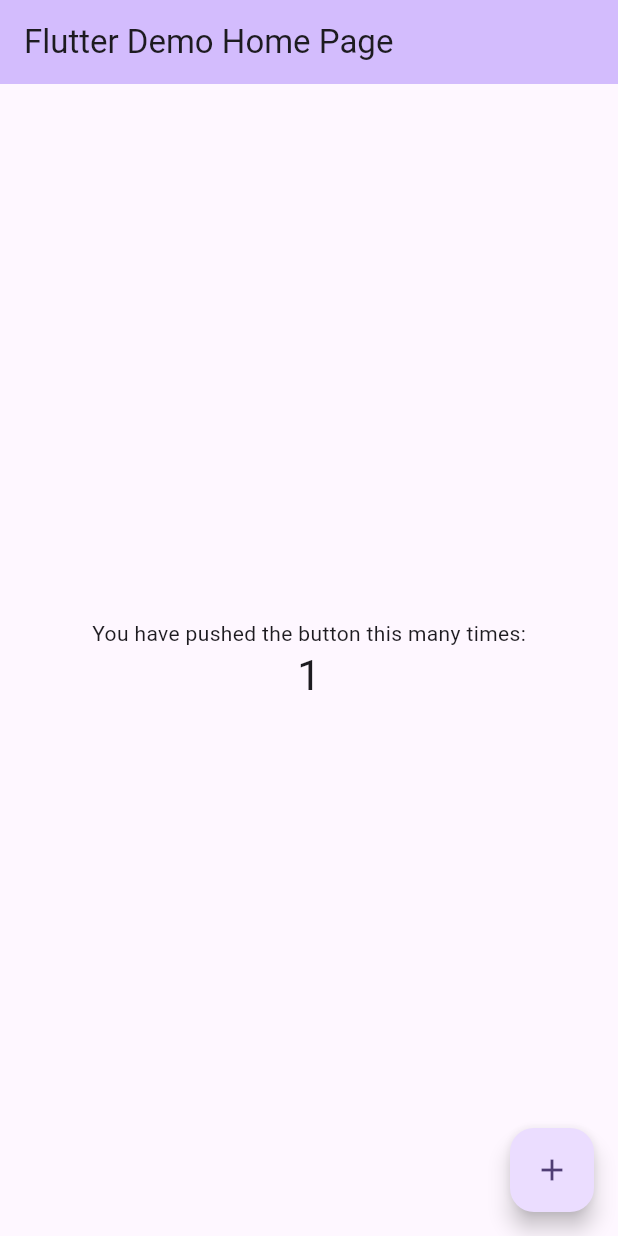
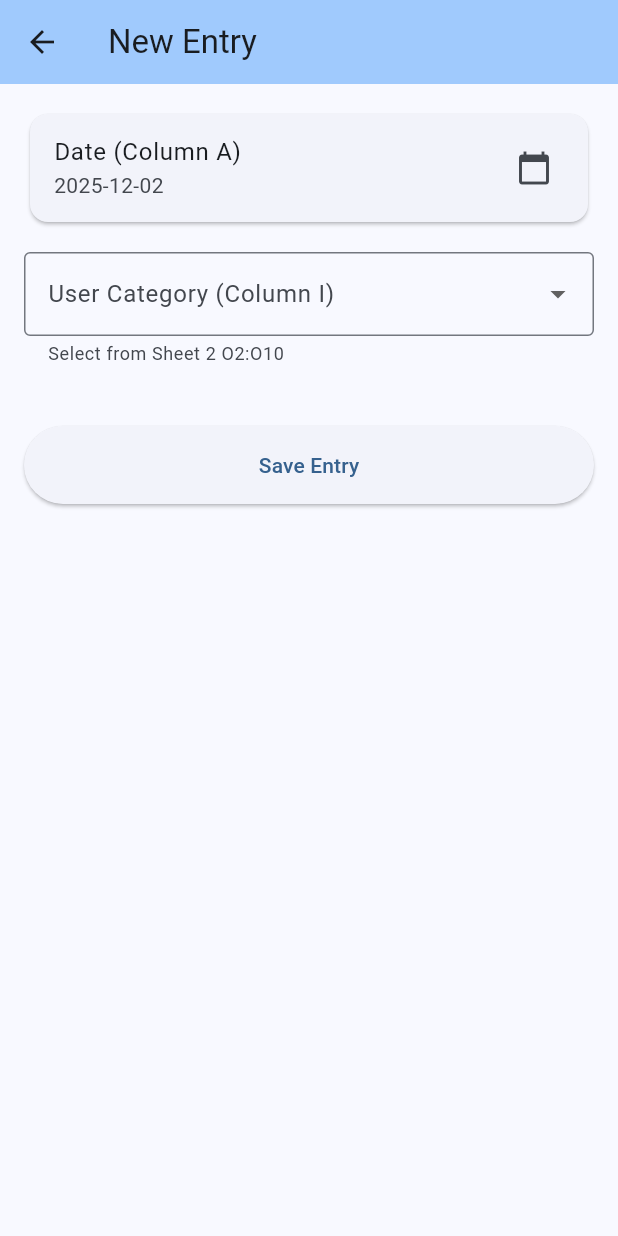
Before and after one commit to could-ai/019adff8-9201-7f4f-a2c7-debcc4442e7f, a Flutter app: the screen it shows after launch, after a tap on the "add" icon, on a phone screen of 412 x 824 dp. Run offline on Flutter 3.47's test engine with Material 3 defaults, Android fonts, the phone set to English and light mode, and no system bars.

Commit message:
Added intl dependency for date formatting; Created data model and mock reference data representing Sheet 2 content; Created entry form screen with date picker, category dropdown, and admin-only email assignment; Created home screen to list entries with admin toggle switch; Updated main.dart to use the new HomeScreen and theme

```diff
--- a/usr/lib/main.dart
+++ b/usr/lib/main.dart
@@ -1,4 +1,5 @@
 import 'package:flutter/material.dart';
+import 'screens/home_screen.dart';
 
 void main() {
   runApp(const MyApp());
@@ -7,117 +8,19 @@ void main() {
 class MyApp extends StatelessWidget {
   const MyApp({super.key});
 
-  // This widget is the root of your application.
   @override
   Widget build(BuildContext context) {
     return MaterialApp(
-      title: 'Flutter Demo',
+      title: 'Sheet Data App',
       debugShowCheckedModeBanner: false,
       theme: ThemeData(
-        // This is the theme of your application.
-        //
-        // TRY THIS: Try running your application with "flutter run". You'll see
-        // the application has a purple toolbar. Then, without quitting the app,
-        // try changing the seedColor in the colorScheme below to Colors.green
-        // and then invoke "hot reload" (save your changes or press the "hot
-        // reload" button in a Flutter-supported IDE, or press "r" if you used
-        // the command line to start the app).
-        //
-        // Notice that the counter didn't reset back to zero; the application
-        // state is not lost during the reload. To reset the state, use hot
-        // restart instead.
-        //
-        // This works for code too, not just values: Most code changes can be
-        // tested with just a hot reload.
-        colorScheme: ColorScheme.fromSeed(seedColor: Colors.deepPurple),
+        colorScheme: ColorScheme.fromSeed(seedColor: Colors.blue),
+        useMaterial3: true,
       ),
       initialRoute: '/',
       routes: {
-        '/': (context) => const MyHomePage(title: 'Flutter Demo Home Page'),
+        '/': (context) => const HomeScreen(),
       },
     );
   }
 }
-
-class MyHomePage extends StatefulWidget {
-  const MyHomePage({super.key, required this.title});
-
-  // This widget is the home page of your application. It is stateful, meaning
-  // that it has a State object (defined below) that contains fields that affect
-  // how it looks.
-
-  // This class is the configuration for the state. It holds the values (in this
-  // case the title) provided by the parent (in this case the App widget) and
-  // used by the build method of the State. Fields in a Widget subclass are
-  // always marked "final".
-
-  final String title;
-
-  @override
-  State<MyHomePage> createState() => _MyHomePageState();
-}
-
-class _MyHomePageState extends State<MyHomePage> {
-  int _counter = 0;
-
-  void _incrementCounter() {
-    setState(() {
-      // This call to setState tells the Flutter framework that something has
-      // changed in this State, which causes it to rerun the build method below
-      // so that the display can reflect the updated values. If we changed
-      // _counter without calling setState(), then the build method would not be
-      // called again, and so nothing would appear to happen.
-      _counter++;
-    });
-  }
-
-  @override
-  Widget build(BuildContext context) {
-    // This method is rerun every time setState is called, for instance as done
-    // by the _incrementCounter method above.
-    //
-    // The Flutter framework has been optimized to make rerunning build methods
-    // fast, so that you can just rebuild anything that needs updating rather
-    // than having to individually change instances of widgets.
-    return Scaffold(
-      appBar: AppBar(
-        // TRY THIS: Try changing the color here to a specific color (to
-        // Colors.amber, perhaps?) and trigger a hot reload to see the AppBar
-        // change color while the other colors stay the same.
-        backgroundColor: Theme.of(context).colorScheme.inversePrimary,
-        // Here we take the value from the MyHomePage object that was created by
-        // the App.build method, and use it to set our appbar title.
-        title: Text(widget.title),
-      ),
-      body: Center(
-        // Center is a layout widget. It takes a single child and positions it
-        // in the middle of the parent.
-        child: Column(
-          // Column is also a layout widget. It takes a list of children and
-          // arranges them vertically. By default, it sizes itself to fit its
-          // children horizontally, and tries to be as tall as its parent.
-          //
-          // Column has various properties to control how it sizes itself and
-          // how it positions its children. Here we use mainAxisAlignment to
-          // center the children vertically; the main axis here is the vertical
-          // axis because Columns are vertical (the cross axis would be
-          // horizontal).
-          //
-          // TRY THIS: Invoke "debug painting" (choose the "Toggle Debug Paint"
-          // action in the IDE, or press "p" in the console), to see the
-          // wireframe for each widget.
-          mainAxisAlignment: MainAxisAlignment.center,
-          children: <Widget>[
-            const Text('You have pushed the button this many times:'),
-            Text('$_counter', style: Theme.of(context).textTheme.headlineMedium),
-          ],
-        ),
-      ),
-      floatingActionButton: FloatingActionButton(
-        onPressed: _incrementCounter,
-        tooltip: 'Increment',
-        child: const Icon(Icons.add),
-      ), // This trailing comma makes auto-formatting nicer for build methods.
-    );
-  }
-}
--- /dev/null
+++ b/usr/lib/models/data_model.dart
@@ -0,0 +1,45 @@
+import 'package:flutter/material.dart';
+import 'package:intl/intl.dart';
+
+// Mock Data from "Sheet 2"
+class ReferenceData {
+  // Sheet 2 O2:O10 - User Categories
+  static const List<String> categories = [
+    'Management',
+    'Sales Team',
+    'IT Support',
+    'Human Resources',
+    'Finance Dept',
+    'Operations',
+    'Marketing',
+    'Legal Team',
+    'External Consultant',
+  ];
+
+  // Sheet 2 G2:G10 - Available Emails for assignment
+  static const List<String> availableEmails = [
+    'director@company.com',
+    'sales.lead@company.com',
+    'tech.support@company.com',
+    'hr.manager@company.com',
+    'accounts@company.com',
+    'ops.lead@company.com',
+    'marketing@company.com',
+    'legal@company.com',
+    'consultant@external.com',
+  ];
+}
+
+class SheetEntry {
+  String id;
+  DateTime date; // Sheet 1 Column A
+  String? category; // Sheet 1 Column I
+  String? assignedEmail; // Assigned from Sheet 2 G2:G10
+
+  SheetEntry({
+    required this.id,
+    required this.date,
+    this.category,
+    this.assignedEmail,
+  });
+}
--- /dev/null
+++ b/usr/lib/screens/entry_form_screen.dart
@@ -0,0 +1,164 @@
+import 'package:flutter/material.dart';
+import 'package:intl/intl.dart';
+import '../models/data_model.dart';
+
+class EntryFormScreen extends StatefulWidget {
+  final SheetEntry? entry;
+  final bool isAdmin;
+  final Function(SheetEntry) onSave;
+
+  const EntryFormScreen({
+    super.key,
+    this.entry,
+    required this.isAdmin,
+    required this.onSave,
+  });
+
+  @override
+  State<EntryFormScreen> createState() => _EntryFormScreenState();
+}
+
+class _EntryFormScreenState extends State<EntryFormScreen> {
+  late DateTime _selectedDate;
+  String? _selectedCategory;
+  String? _selectedEmail;
+  final _formKey = GlobalKey<FormState>();
+
+  @override
+  void initState() {
+    super.initState();
+    // Initialize with existing data or defaults
+    // Sheet 1 Column A: Valid date initially as today
+    _selectedDate = widget.entry?.date ?? DateTime.now();
+    _selectedCategory = widget.entry?.category;
+    _selectedEmail = widget.entry?.assignedEmail;
+  }
+
+  Future<void> _pickDate(BuildContext context) async {
+    final DateTime? picked = await showDatePicker(
+      context: context,
+      initialDate: _selectedDate,
+      firstDate: DateTime(2000),
+      lastDate: DateTime(2101),
+    );
+    if (picked != null && picked != _selectedDate) {
+      setState(() {
+        _selectedDate = picked;
+      });
+    }
+  }
+
+  void _saveForm() {
+    if (_formKey.currentState!.validate()) {
+      final newEntry = SheetEntry(
+        id: widget.entry?.id ?? DateTime.now().millisecondsSinceEpoch.toString(),
+        date: _selectedDate,
+        category: _selectedCategory,
+        assignedEmail: _selectedEmail,
+      );
+      widget.onSave(newEntry);
+      Navigator.pop(context);
+    }
+  }
+
+  @override
+  Widget build(BuildContext context) {
+    return Scaffold(
+      appBar: AppBar(
+        title: Text(widget.entry == null ? 'New Entry' : 'Edit Entry'),
+        backgroundColor: Theme.of(context).colorScheme.inversePrimary,
+      ),
+      body: Padding(
+        padding: const EdgeInsets.all(16.0),
+        child: Form(
+          key: _formKey,
+          child: ListView(
+            children: [
+              // Section: Date (Sheet 1 Column A)
+              Card(
+                child: ListTile(
+                  title: const Text('Date (Column A)'),
+                  subtitle: Text(DateFormat('yyyy-MM-dd').format(_selectedDate)),
+                  trailing: const Icon(Icons.calendar_today),
+                  onTap: () => _pickDate(context),
+                ),
+              ),
+              const SizedBox(height: 16),
+
+              // Section: Category (Sheet 1 Column I)
+              DropdownButtonFormField<String>(
+                decoration: const InputDecoration(
+                  labelText: 'User Category (Column I)',
+                  border: OutlineInputBorder(),
+                  helperText: 'Select from Sheet 2 O2:O10',
+                ),
+                value: _selectedCategory,
+                items: ReferenceData.categories.map((String category) {
+                  return DropdownMenuItem<String>(
+                    value: category,
+                    child: Text(category),
+                  );
+                }).toList(),
+                onChanged: (newValue) {
+                  setState(() {
+                    _selectedCategory = newValue;
+                  });
+                },
+                validator: (value) => value == null ? 'Please select a category' : null,
+              ),
+              const SizedBox(height: 16),
+
+              // Section: Admin Assignment (Email from Sheet 2 G2:G10)
+              if (widget.isAdmin) ...[
+                const Divider(),
+                const Text(
+                  'Admin Area',
+                  style: TextStyle(fontSize: 18, fontWeight: FontWeight.bold, color: Colors.red),
+                ),
+                const SizedBox(height: 8),
+                DropdownButtonFormField<String>(
+                  decoration: const InputDecoration(
+                    labelText: 'Assign Email (Sheet 2 G2:G10)',
+                    border: OutlineInputBorder(),
+                    helperText: 'Admin privilege only',
+                  ),
+                  value: _selectedEmail,
+                  items: ReferenceData.availableEmails.map((String email) {
+                    return DropdownMenuItem<String>(
+                      value: email,
+                      child: Text(email),
+                    );
+                  }).toList(),
+                  onChanged: (newValue) {
+                    setState(() {
+                      _selectedEmail = newValue;
+                    });
+                  },
+                ),
+              ] else if (_selectedEmail != null) ...[
+                // Read-only view for non-admins if email is already assigned
+                InputDecorator(
+                  decoration: const InputDecoration(
+                    labelText: 'Assigned Email',
+                    border: OutlineInputBorder(),
+                    enabled: false,
+                  ),
+                  child: Text(_selectedEmail!),
+                ),
+              ],
+
+              const SizedBox(height: 24),
+              ElevatedButton(
+                onPressed: _saveForm,
+                style: ElevatedButton.styleFrom(
+                  padding: const EdgeInsets.symmetric(vertical: 16),
+                ),
+                child: const Text('Save Entry'),
+              ),
+            ],
+          ),
+        ),
+      ),
+    );
+  }
+}
--- /dev/null
+++ b/usr/lib/screens/home_screen.dart
@@ -0,0 +1,156 @@
+import 'package:flutter/material.dart';
+import 'package:intl/intl.dart';
+import '../models/data_model.dart';
+import 'entry_form_screen.dart';
+
+class HomeScreen extends StatefulWidget {
+  const HomeScreen({super.key});
+
+  @override
+  State<HomeScreen> createState() => _HomeScreenState();
+}
+
+class _HomeScreenState extends State<HomeScreen> {
+  // Local state to store entries (simulating Sheet 1 rows)
+  final List<SheetEntry> _entries = [];
+
+  // Toggle to simulate Admin vs User role
+  bool _isAdmin = false;
+
+  void _addOrUpdateEntry(SheetEntry entry) {
+    setState(() {
+      final index = _entries.indexWhere((e) => e.id == entry.id);
+      if (index != -1) {
+        _entries[index] = entry;
+      } else {
+        _entries.add(entry);
+      }
+    });
+  }
+
+  void _deleteEntry(String id) {
+    setState(() {
+      _entries.removeWhere((e) => e.id == id);
+    });
+  }
+
+  @override
+  Widget build(BuildContext context) {
+    return Scaffold(
+      appBar: AppBar(
+        title: const Text('Sheet Data Manager'),
+        backgroundColor: Theme.of(context).colorScheme.inversePrimary,
+        actions: [
+          Row(
+            children: [
+              const Text('Admin Mode'),
+              Switch(
+                value: _isAdmin,
+                onChanged: (value) {
+                  setState(() {
+                    _isAdmin = value;
+                  });
+                },
+              ),
+            ],
+          )
+        ],
+      ),
+      body: _entries.isEmpty
+          ? Center(
+              child: Column(
+                mainAxisAlignment: MainAxisAlignment.center,
+                children: [
+                  const Icon(Icons.table_chart_outlined, size: 64, color: Colors.grey),
+                  const SizedBox(height: 16),
+                  const Text('No entries found (Sheet 1 is empty)'),
+                  const SizedBox(height: 8),
+                  ElevatedButton.icon(
+                    onPressed: () {
+                      Navigator.push(
+                        context,
+                        MaterialPageRoute(
+                          builder: (context) => EntryFormScreen(
+                            isAdmin: _isAdmin,
+                            onSave: _addOrUpdateEntry,
+                          ),
+                        ),
+                      );
+                    },
+                    icon: const Icon(Icons.add),
+                    label: const Text('Add First Entry'),
+                  ),
+                ],
+              ),
+            )
+          : ListView.builder(
+              itemCount: _entries.length,
+              itemBuilder: (context, index) {
+                final entry = _entries[index];
+                return Card(
+                  margin: const EdgeInsets.symmetric(horizontal: 16, vertical: 8),
+                  child: ListTile(
+                    leading: CircleAvatar(
+                      child: Text('${index + 3}'), // Simulating Row number starting from 3
+                    ),
+                    title: Text(entry.category ?? 'No Category'),
+                    subtitle: Column(
+                      crossAxisAlignment: CrossAxisAlignment.start,
+                      children: [
+                        Text('Date: ${DateFormat('yyyy-MM-dd').format(entry.date)}'),
+                        if (entry.assignedEmail != null)
+                          Text(
+                            'Assigned: ${entry.assignedEmail}',
+                            style: TextStyle(
+                              color: Theme.of(context).primaryColor,
+                              fontWeight: FontWeight.bold,
+                            ),
+                          ),
+                      ],
+                    ),
+                    trailing: Row(
+                      mainAxisSize: MainAxisSize.min,
+                      children: [
+                        IconButton(
+                          icon: const Icon(Icons.edit),
+                          onPressed: () {
+                            Navigator.push(
+                              context,
+                              MaterialPageRoute(
+                                builder: (context) => EntryFormScreen(
+                                  entry: entry,
+                                  isAdmin: _isAdmin,
+                                  onSave: _addOrUpdateEntry,
+                                ),
+                              ),
+                            );
+                          },
+                        ),
+                        if (_isAdmin)
+                          IconButton(
+                            icon: const Icon(Icons.delete, color: Colors.red),
+                            onPressed: () => _deleteEntry(entry.id),
+                          ),
+                      ],
+                    ),
+                  ),
+                );
+              },
+            ),
+      floatingActionButton: FloatingActionButton(
+        onPressed: () {
+          Navigator.push(
+            context,
+            MaterialPageRoute(
+              builder: (context) => EntryFormScreen(
+                isAdmin: _isAdmin,
+                onSave: _addOrUpdateEntry,
+              ),
+            ),
+          );
+        },
+        child: const Icon(Icons.add),
+      ),
+    );
+  }
+}
```
Also changed, not shown: usr/pubspec.yaml (+2 -70 lines).
